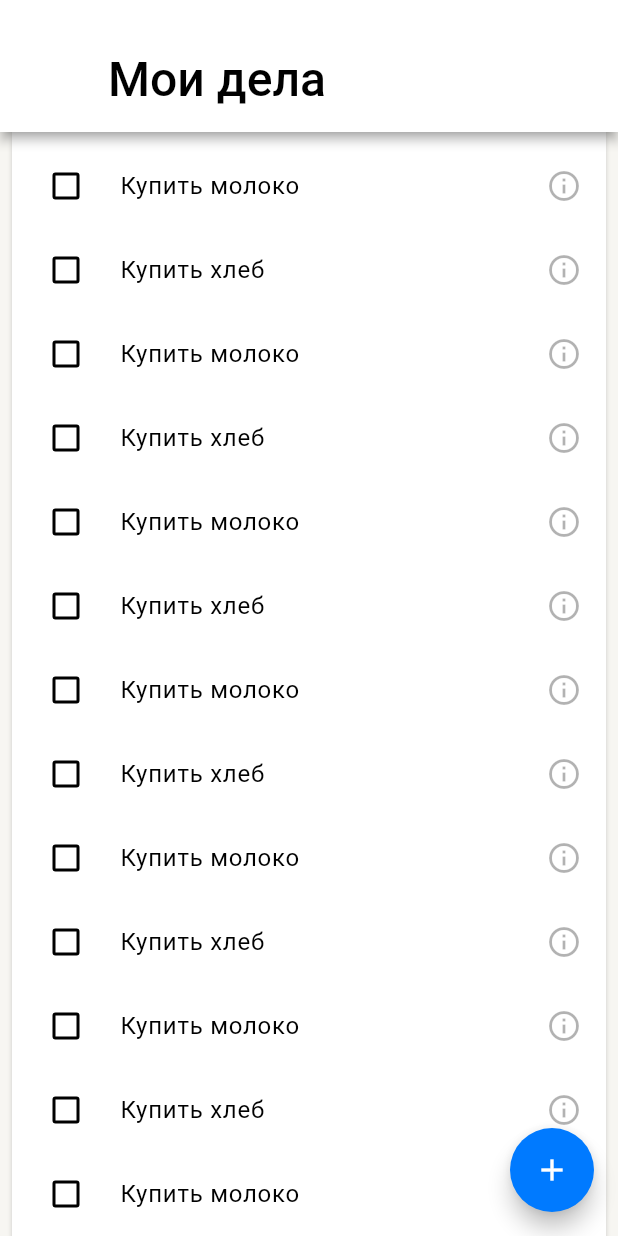
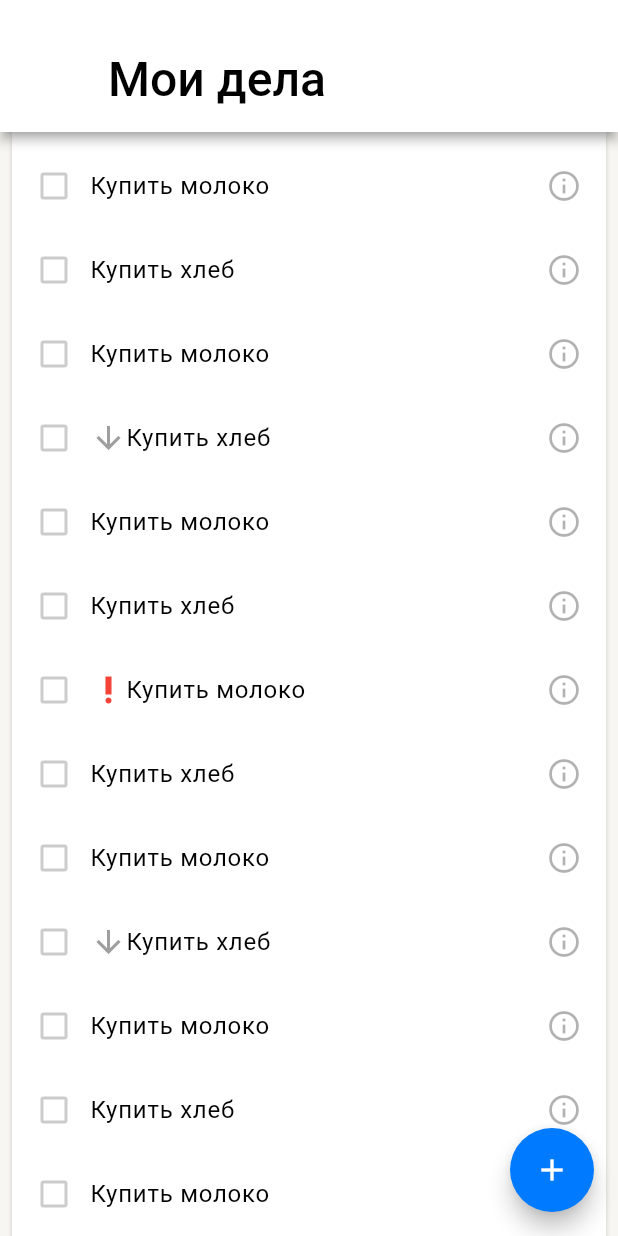
Before and after one commit to Strafe0/school_todo_list, a Flutter app: the screen it shows after launch, scrolled down 576 dp, after a tap on the "info outline" icon, on a phone screen of 412 x 824 dp. Run offline on Flutter 3.47's test engine with Material 3 defaults, Android fonts, the phone set to English and light mode, and no system bars.

Commit message:
Changed checkbox colors

```diff
--- a/lib/presentation/task_list/task_list_screen.dart
+++ b/lib/presentation/task_list/task_list_screen.dart
@@ -1,4 +1,5 @@
 import 'package:flutter/material.dart';
+import 'package:school_todo_list/domain/entity/importance.dart';
 import 'package:school_todo_list/domain/entity/task.dart';
 import 'package:school_todo_list/presentation/task_edit/task_edit_screen.dart';
 import 'package:school_todo_list/presentation/task_list/task_list_tile.dart';
@@ -19,7 +20,15 @@ final tasks = List.generate(
       'одна из сторон в любом случае понесет убытки.');
     }
 
-    return index % 2 == 0 ? Task(title: 'Купить хлеб') : Task(title: 'Купить молоко');
+    return index % 2 == 0
+        ? Task(
+            title: 'Купить хлеб',
+            importance: index % 3 == 0 ? Importance.low : Importance.none,
+          )
+        : Task(
+            title: 'Купить молоко',
+            importance: index % 5 == 0 ? Importance.high : Importance.none,
+          );
   },
 );
 
@@ -81,6 +90,8 @@ class TaskList extends StatefulWidget {
 }
 
 class _TaskListState extends State<TaskList> {
+  final _focusNode = FocusNode();
+
   @override
   Widget build(BuildContext context) {
     return SliverPadding(
@@ -97,13 +108,15 @@ class _TaskListState extends State<TaskList> {
           delegate: SliverChildBuilderDelegate(
             (BuildContext context, int index) {
               if (index == tasks.length) {
-                return const Padding(
-                  padding: EdgeInsets.only(left: 72.0),
+                return Padding(
+                  padding: const EdgeInsets.only(left: 72.0),
                   child: TextField(
-                    decoration: InputDecoration(
+                    focusNode: _focusNode,
+                    decoration: const InputDecoration(
                       labelText: "Новое",
                       border: InputBorder.none,
                     ),
+                    onTapOutside: (event) => _focusNode.unfocus(),
                   ),
                 );
               }
--- a/lib/presentation/task_list/task_list_tile.dart
+++ b/lib/presentation/task_list/task_list_tile.dart
@@ -1,4 +1,5 @@
 import 'package:flutter/material.dart';
+import 'package:school_todo_list/domain/entity/importance.dart';
 import 'package:school_todo_list/domain/entity/task.dart';
 import 'package:school_todo_list/presentation/task_list/dismissible_backgrounds.dart';
 
@@ -37,8 +38,9 @@ class _TaskListTileState extends State<TaskListTile> {
         return Future.value(false);
       },
       child: CheckboxListTile(
-        contentPadding: const EdgeInsets.symmetric(
-          horizontal: 16.0,
+        contentPadding: const EdgeInsets.only(
+          left: 8.0,
+          right: 16.0,
         ),
         controlAffinity: ListTileControlAffinity.leading,
         value: widget.tasks[widget.index].isCompleted,
@@ -47,16 +49,14 @@ class _TaskListTileState extends State<TaskListTile> {
             widget.tasks[widget.index].toggle();
           });
         },
-        title: Text(
-          widget.tasks[widget.index].title,
-          maxLines: 3,
-          overflow: TextOverflow.ellipsis,
-          style: TextStyle(
-            decoration: widget.tasks[widget.index].isCompleted
-                ? TextDecoration.lineThrough
-                : null,
-          ),
+        fillColor: WidgetStatePropertyAll(widget.tasks[widget.index].isCompleted
+              ? Theme.of(context).colorScheme.secondary
+              : null,
         ),
+        checkColor: Theme.of(context).colorScheme.surfaceContainer,
+        checkboxShape: checkboxShape(widget.tasks[widget.index]),
+        side: BorderSide(color: Theme.of(context).dividerColor, width: 2),
+        title: TaskTitle(task: widget.tasks[widget.index]),
         secondary: SizedBox(
           height: 24,
           width: 24,
@@ -75,4 +75,57 @@ class _TaskListTileState extends State<TaskListTile> {
       ),
     );
   }
+
+  OutlinedBorder checkboxShape(Task task) {
+    return RoundedRectangleBorder(
+      borderRadius: BorderRadius.circular(2),
+    );
+  }
 }
+
+class TaskTitle extends StatelessWidget {
+  const TaskTitle({
+    super.key,
+    required this.task,
+  });
+
+  final Task task;
+
+  @override
+  Widget build(BuildContext context) {
+    return Text.rich(
+      maxLines: 3,
+      overflow: TextOverflow.ellipsis,
+      style: TextStyle(
+        color: task.isCompleted
+            ? Theme.of(context).dividerColor
+            : Theme.of(context).colorScheme.onSurface,
+        decoration: task.isCompleted
+            ? TextDecoration.lineThrough
+            : null,
+        decorationColor: Theme.of(context).dividerColor,
+      ),
+      TextSpan(
+        children: [
+          if (task.importance == Importance.high)
+            const WidgetSpan(
+              alignment: PlaceholderAlignment.middle,
+              child: Icon(
+                Icons.priority_high,
+                color: Colors.red,
+              ),
+            ),
+          if (task.importance == Importance.low)
+            const WidgetSpan(
+              alignment: PlaceholderAlignment.middle,
+              child: Icon(
+                Icons.arrow_downward,
+                color: Colors.grey,
+              ),
+            ),
+          TextSpan(text: task.title),
+        ],
+      ),
+    );
+  }
+}
--- a/lib/presentation/themes.dart
+++ b/lib/presentation/themes.dart
@@ -52,6 +52,13 @@ final lightTheme = ThemeData(
   ),
   iconButtonTheme: const IconButtonThemeData(style: buttonStyle),
   textButtonTheme: const TextButtonThemeData(style: buttonStyle),
+  listTileTheme: const ListTileThemeData(
+    horizontalTitleGap: 4.0,
+  ),
+  dividerColor: const Color(0x33000000),
+  dividerTheme: const DividerThemeData(
+    color: Color(0x33000000),
+  ),
 );
 
 final darkTheme = ThemeData(
@@ -99,4 +106,11 @@ final darkTheme = ThemeData(
   ),
   iconButtonTheme: const IconButtonThemeData(style: buttonStyle),
   textButtonTheme: const TextButtonThemeData(style: buttonStyle),
+  listTileTheme: const ListTileThemeData(
+    horizontalTitleGap: 4.0,
+  ),
+  dividerColor: const Color(0x33FFFFFF),
+  dividerTheme: const DividerThemeData(
+    color: Color(0x33FFFFFF),
+  ),
 );
```
